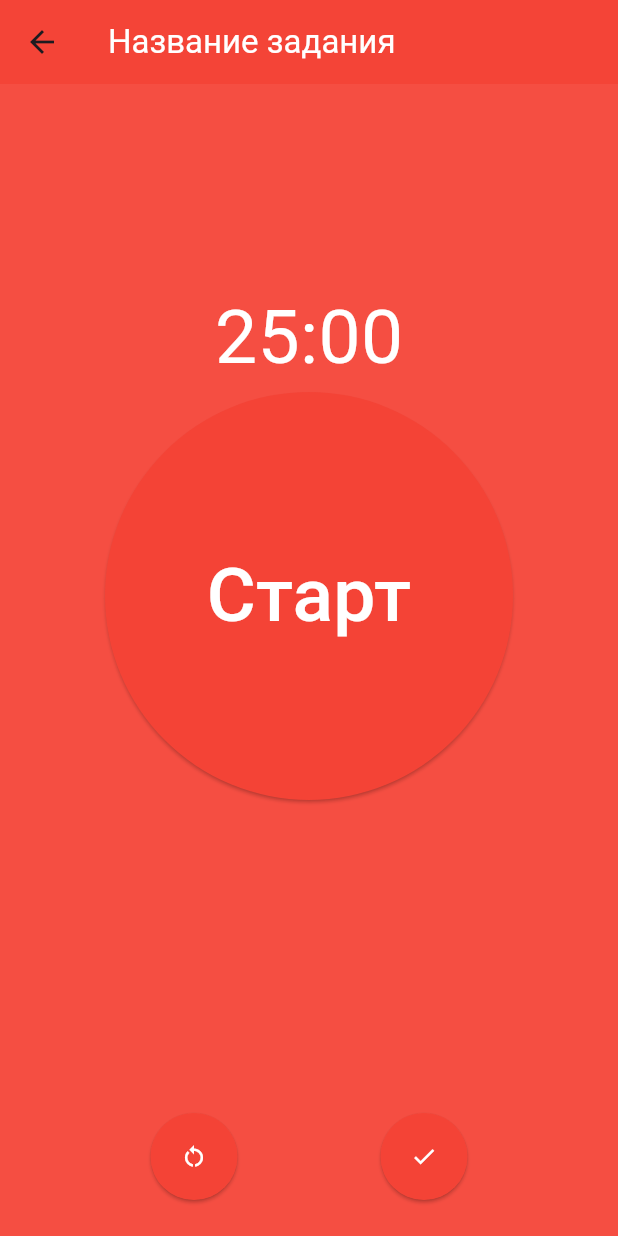
After one commit to Street02krutoy/techarrow_mobile_final, a Flutter app: the screen it shows after launch, after a tap on the "logout" icon, on a phone screen of 412 x 824 dp. The commit adds this screen. Run offline on Flutter 3.47's test engine with Material 3 defaults, Android fonts, the phone set to English and light mode, and no system bars; our stand-ins replace flutter_dotenv, flutter_secure_storage, table_calendar; missing offline and left inert: flutter_time_duration_picker, openid_client, pausable_timer; network calls fail.

Commit message:
hello world 564

```diff
--- a/lib/main.dart
+++ b/lib/main.dart
@@ -1,11 +1,12 @@
 import 'package:flutter/material.dart';
 import 'package:flutter_dotenv/flutter_dotenv.dart';
-import 'package:techarrow_mobile_final/auth_legacy/keycloak.dart';
+import 'package:intl/date_symbol_data_local.dart';
 import 'package:techarrow_mobile_final/router/router.dart';
 import 'package:techarrow_mobile_final/screens/welcome/screen.dart';
 
 void main() async {
   WidgetsFlutterBinding.ensureInitialized();
+  initializeDateFormatting("ru_RU");
   await dotenv.load(fileName: ".env");
   runApp(const MainApp(
     initialRoute: '/welcome',
--- a/lib/router/router.dart
+++ b/lib/router/router.dart
@@ -1,10 +1,14 @@
 import 'package:flutter/material.dart';
 import 'package:techarrow_mobile_final/screens/main/screen.dart';
+import 'package:techarrow_mobile_final/screens/pomodoro/screen.dart';
+import 'package:techarrow_mobile_final/screens/task_creation/screen.dart';
 import 'package:techarrow_mobile_final/screens/welcome/screen.dart';
 
 class ApplicationRouter {
   Map<String, Widget Function(BuildContext)> routes = {
     "/": (context) => const MainScreen(),
     "/welcome": (context) => const WelcomeScreen(),
+    "/create_task": (context) => const TaskCreationScreen(),
+    "/pomodoro": (context) => const PomodoroScreen(),
   };
 }
--- a/lib/screens/main/features/main_screen_features.dart
+++ b/lib/screens/main/features/main_screen_features.dart
@@ -14,4 +14,8 @@ class MainScreenFeatures {
   Future<ApplicationUserInfo> getUserInfo() async {
     return Keycloak().getUserInfo();
   }
+
+  void createTask(BuildContext context) {
+    Navigator.of(context).pushNamed('/create_task');
+  }
 }
--- a/lib/screens/main/screen.dart
+++ b/lib/screens/main/screen.dart
@@ -4,6 +4,7 @@ import 'package:techarrow_mobile_final/auth/keycloak.dart';
 import 'package:techarrow_mobile_final/auth_legacy/keycloak.dart';
 import 'package:techarrow_mobile_final/screens/main/features/main_screen_features.dart';
 import 'package:techarrow_mobile_final/screens/main/ui/day_page.dart';
+import 'package:techarrow_mobile_final/screens/pomodoro/screen.dart';
 
 class MainScreen extends StatefulWidget {
   const MainScreen({super.key});
@@ -47,13 +48,20 @@ class _MainScreenState extends State<MainScreen>
         ),
         actions: [
           IconButton(
-              onPressed: () => _features.logout().then(
-                    (value) {
-                      if (context.mounted) {
-                        Navigator.of(context).pushReplacementNamed('/welcome');
-                      }
-                    },
-                  ),
+              onPressed: true
+                  ? () {
+                      Navigator.of(context).pushNamed('/pomodoro',
+                          arguments: PomodoroScreenArguments(
+                              taskName: "Название задания", taskId: "taskId"));
+                    }
+                  : () => _features.logout().then(
+                        (value) {
+                          if (context.mounted) {
+                            Navigator.of(context)
+                                .pushReplacementNamed('/welcome');
+                          }
+                        },
+                      ),
               icon: const Icon(Icons.logout))
         ],
       ),
@@ -76,6 +84,12 @@ class _MainScreenState extends State<MainScreen>
           _features.pages[_tabbarController.index],
         ],
       )),
+      floatingActionButton: FloatingActionButton(
+        onPressed: () {
+          _features.createTask(context);
+        },
+        child: const Icon(Icons.add),
+      ),
     );
   }
 }
--- a/lib/screens/main/ui/month_page.dart
+++ b/lib/screens/main/ui/month_page.dart
@@ -15,6 +15,7 @@ class _MonthPageState extends State<MonthPage> {
   @override
   Widget build(BuildContext context) {
     return TableCalendar(
+      locale: "ru_RU",
       focusedDay: _focusedDay,
       currentDay: _selectedDay,
       firstDay: DateTime.fromMillisecondsSinceEpoch(0),
--- /dev/null
+++ b/lib/screens/pomodoro/features.dart
@@ -0,0 +1,47 @@
+import 'dart:async';
+
+import 'package:flutter/material.dart';
+import 'package:flutter/widgets.dart';
+import 'package:pausable_timer/pausable_timer.dart';
+
+class PomodoroScreenFeatures {
+  String formatDuration(Duration duration) {
+    String negativeSign = duration.isNegative ? '-' : '';
+    String twoDigits(int n) => n.toString().padLeft(2, "0");
+    String twoDigitMinutes = twoDigits(duration.inMinutes.remainder(60).abs());
+    String twoDigitSeconds = twoDigits(duration.inSeconds.remainder(60).abs());
+    return "$negativeSign$twoDigitMinutes:$twoDigitSeconds";
+  }
+
+  int getNextTimerMinutes(BuildContext context, Timer timer, int amount) {
+    if (amount % 8 == 0) {
+      return 15;
+    }
+    if (amount % 2 == 0) {
+      return 5;
+    }
+    return 25;
+  }
+
+  //цвет
+  Color getColor(int amount) {
+    if (amount == 25) {
+      return Colors.red;
+    }
+    if (amount == 5) {
+      return Colors.green;
+    }
+    return Colors.blue;
+  }
+
+  int getAnimation(int amount, int previousAmount) {
+    if (previousAmount == 25) {
+      if (amount == 5) return 1;
+      return 0;
+    }
+    if (amount == 15) {
+      return 2;
+    }
+    return 3;
+  }
+}
--- /dev/null
+++ b/lib/screens/pomodoro/screen.dart
@@ -0,0 +1,195 @@
+import 'dart:async';
+
+import 'package:flutter/material.dart';
+import 'package:techarrow_mobile_final/screens/pomodoro/features.dart';
+
+class PomodoroScreen extends StatefulWidget {
+  const PomodoroScreen({super.key});
+
+  @override
+  State<PomodoroScreen> createState() => _PomodoroScreenState();
+}
+
+class PomodoroScreenArguments {
+  final String taskName;
+  final String taskId;
+
+  PomodoroScreenArguments({required this.taskName, required this.taskId});
+}
+
+class _PomodoroScreenState extends State<PomodoroScreen>
+    with SingleTickerProviderStateMixin {
+  int cycle = 1;
+  int timer = 25 * 60;
+  int timerMinutes = 25;
+  late final Timer _timer;
+
+  final _features = PomodoroScreenFeatures();
+  bool _isRunning = false;
+
+  @override
+  void dispose() {
+    _controller.dispose();
+    _timer.cancel();
+    super.dispose();
+  }
+
+  late AnimationController _controller;
+  late Animation<Color?> animation;
+
+  resetTimer() {
+    final prev = timerMinutes;
+
+    setState(() {
+      cycle = 1;
+      timer = 25 * 60;
+      timerMinutes = 25;
+      _isRunning = false;
+    });
+    animation =
+        ColorTween(begin: _features.getColor(prev), end: _features.getColor(25))
+            .animate(_controller)
+          ..addListener(() {
+            setState(() {});
+          });
+
+    _controller.forward(from: 0);
+  }
+
+  @override
+  void initState() {
+    super.initState();
+
+    _controller = AnimationController(
+      duration: const Duration(milliseconds: 600),
+      vsync: this,
+    );
+    animation = ColorTween(
+            begin: _features.getColor(timerMinutes),
+            end: _features.getColor(timerMinutes))
+        .animate(_controller)
+      ..addListener(() {
+        setState(() {});
+      });
+
+    _timer = Timer.periodic(const Duration(milliseconds: 10), (val) {
+      if (!_isRunning) return;
+      final prev = timerMinutes;
+      if (timer == 0) {
+        setState(() {
+          timer--;
+          cycle++;
+          timerMinutes = _features.getNextTimerMinutes(context, val, cycle);
+          timer = timerMinutes * 60;
+          _isRunning = false;
+        });
+        animation = ColorTween(
+                begin: _features.getColor(prev),
+                end: _features.getColor(timerMinutes))
+            .animate(_controller)
+          ..addListener(() {
+            setState(() {});
+          });
+
+        _controller.forward(from: 0);
+        return;
+      }
+      setState(() {
+        timer--;
+      });
+    });
+  }
+
+  @override
+  Widget build(BuildContext context) {
+    final args =
+        ModalRoute.of(context)!.settings.arguments as PomodoroScreenArguments;
+    final taskName = args.taskName;
+    // ignore: unused_local_variable
+    final taskId = args.taskId;
+    return AnimatedBuilder(
+        animation: animation,
+        builder: (context, child) {
+          return Scaffold(
+            backgroundColor: (animation.value ?? Colors.white).withAlpha(240),
+            appBar: AppBar(
+              backgroundColor: (animation.value ?? Colors.white).withAlpha(230),
+              title:
+                  Text(taskName, style: const TextStyle(color: Colors.white)),
+            ),
+            body: Padding(
+              padding: const EdgeInsets.all(8.0),
+              child: Center(
+                  child: Column(children: [
+                const Spacer(
+                  flex: 3,
+                ),
+                Text(_features.formatDuration(Duration(seconds: timer)),
+                    style: const TextStyle(color: Colors.white, fontSize: 50)),
+                ElevatedButton(
+                    onPressed: () {
+                      setState(() {
+                        _isRunning = !_isRunning;
+                      });
+                    },
+                    style: ButtonStyle(
+                      shape: const WidgetStatePropertyAll(CircleBorder()),
+                      padding:
+                          const WidgetStatePropertyAll(EdgeInsets.all(100)),
+                      backgroundColor: WidgetStatePropertyAll(
+                          animation.value ?? Colors.white), // <-- Button color
+                    ),
+                    child: Text(_isRunning ? "Пауза" : "Старт",
+                        style: const TextStyle(
+                            color: Colors.white, fontSize: 50))),
+                const Spacer(flex: 5),
+                Padding(
+                  padding: const EdgeInsets.only(bottom: 16.0),
+                  child: Row(
+                    children: [
+                      const Spacer(),
+                      ElevatedButton(
+                          onPressed: () {
+                            resetTimer();
+                          },
+                          style: ButtonStyle(
+                            shape: const WidgetStatePropertyAll(CircleBorder()),
+                            padding: const WidgetStatePropertyAll(
+                                EdgeInsets.all(20)),
+                            backgroundColor: WidgetStatePropertyAll(
+                                animation.value ??
+                                    Colors.white), // <-- Button color
+                          ),
+                          child: const Icon(
+                            Icons.restart_alt,
+                            color: Colors.white,
+                          )),
+                      const Spacer(),
+                      ElevatedButton(
+                          onPressed: () {
+                            setState(() {
+                              Navigator.of(context).pop();
+                            });
+                          },
+                          style: ButtonStyle(
+                            shape: const WidgetStatePropertyAll(CircleBorder()),
+                            padding: const WidgetStatePropertyAll(
+                                EdgeInsets.all(20)),
+                            backgroundColor: WidgetStatePropertyAll(
+                                animation.value ??
+                                    Colors.white), // <-- Button color
+                          ),
+                          child: const Icon(
+                            Icons.check,
+                            color: Colors.white,
+                          )),
+                      const Spacer(),
+                    ],
+                  ),
+                ),
+              ])),
+            ),
+          );
+        });
+  }
+}
--- /dev/null
+++ b/lib/screens/task_creation/features/task_creation_features.dart
@@ -0,0 +1,3 @@
+class TaskCreationFeatures {
+  Future<void> createTask(String title, Duration duration) async {}
+}
--- a/pubspec.yaml
+++ b/pubspec.yaml
@@ -11,8 +11,11 @@ dependencies:
     sdk: flutter
   flutter_dotenv: ^5.2.1
   flutter_secure_storage: ^9.2.4
+  flutter_time_duration_picker: ^1.0.0
   http: ^1.3.0
+  intl: ^0.20.2
   openid_client: ^0.4.9
+  pausable_timer: ^3.1.0+3
   table_calendar: ^3.2.0
   url_launcher: ^6.2.5
 
```
Also changed, not shown: lib/screens/task_creation/screen.dart (added, +76 -0 lines), pubspec.lock.
